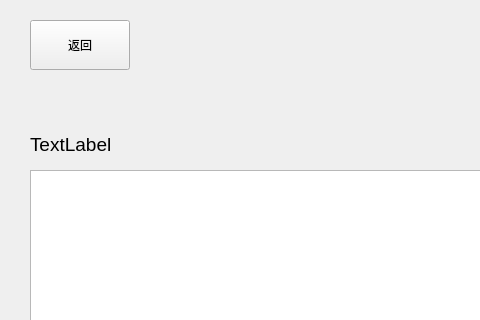
Above: Blackholehospital/casedialog.ui from Pelix05/Blackholehospital before the change; both pictures show x 0 to 480 and y 0 to 320 of the 1550 by 550 pixel window. Below: the same form after it.
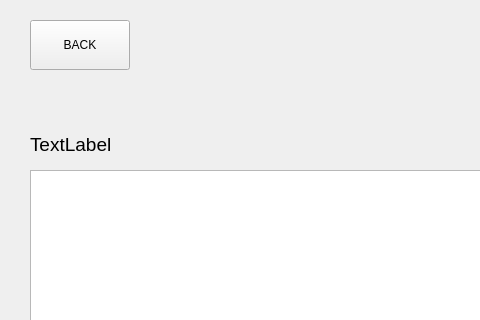
That is the form after the change.

Commit message: debuging and fix bug on doctor window to another windows

```diff
--- a/Blackholehospital/casedialog.ui
+++ b/Blackholehospital/casedialog.ui
@@ -23,7 +23,7 @@
     </rect>
    </property>
    <property name="text">
-    <string>返回</string>
+    <string>BACK</string>
    </property>
   </widget>
   <widget class="QTextEdit" name="textEditResult">
```
The commit also changes 7 other files.
